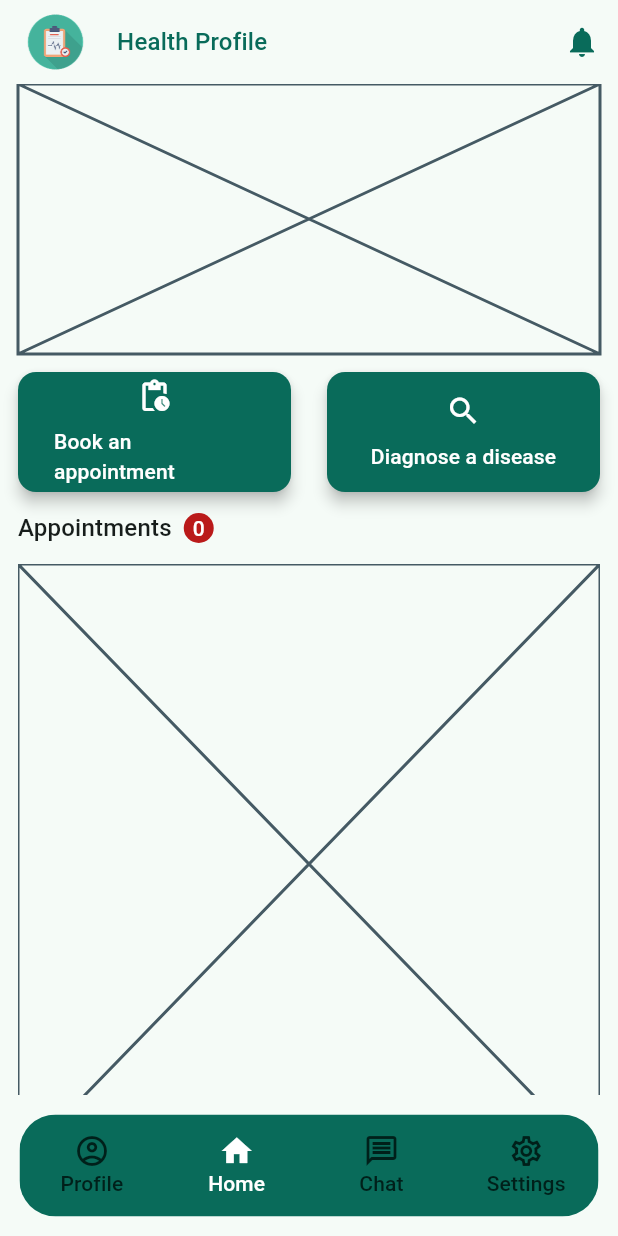
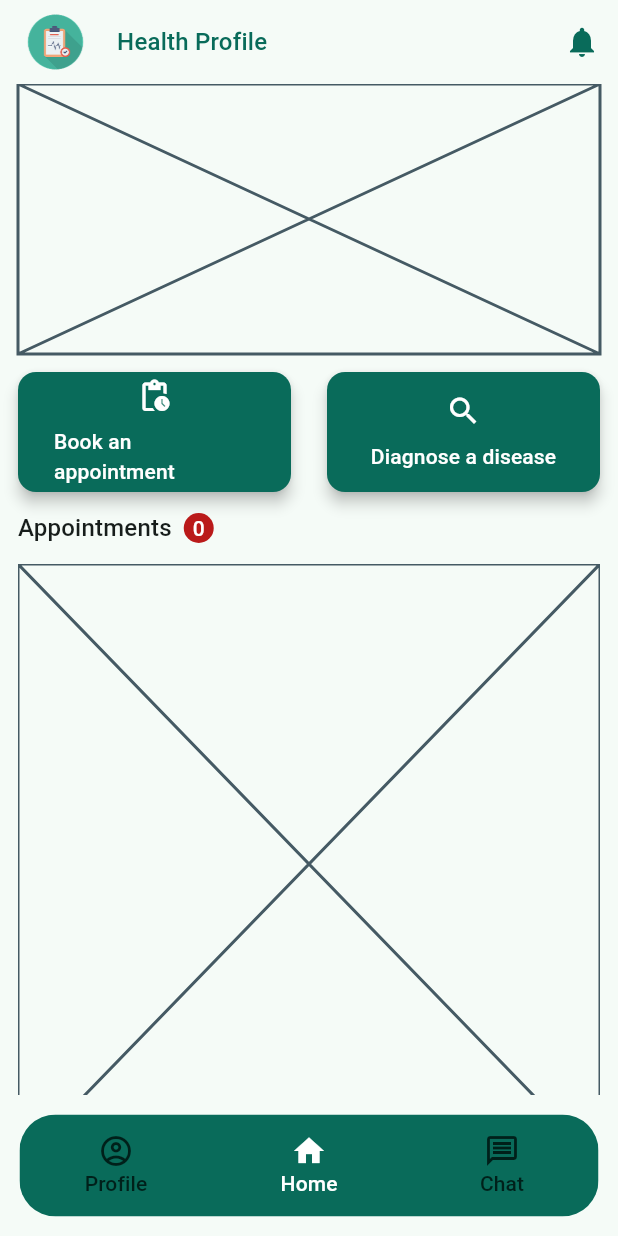
Before and after one commit to anhkien7780/health_profile, a Flutter app: the HomeChildPage screen opened directly, on a phone screen of 412 x 824 dp. Run offline on Flutter 3.47's test engine with Material 3 defaults, Android fonts, the phone set to English and light mode, and no system bars; drawn by our look-alikes of loader_overlay; our stand-ins replace equatable, flutter_bloc, flutter_svg, go_router, google_fonts, shared_preferences and 1 more; accounts and stored records are empty; generated files the repository leaves out were written again; statements that could not run were skipped.

Commit message:
fix: delete menu page

```diff
--- a/lib/l10n/intl_en.arb
+++ b/lib/l10n/intl_en.arb
@@ -23,7 +23,6 @@
   "profile": "Profile",
   "home": "Home",
   "chat": "Chat",
-  "settings": "Settings",
   "homeTitle": "Home",
   "bookAppointment": "Book an appointment",
   "diagnoseDisease": "Diagnose a disease",
--- a/lib/l10n/intl_vi.arb
+++ b/lib/l10n/intl_vi.arb
@@ -43,6 +43,5 @@
   "registerButton": "Đăng ký",
   "save": "Lưu",
   "security": "Bảo mật",
-  "settings": "Cài đặt",
   "skip": "Bỏ qua"
 }
--- a/lib/ui/widgets/navigation_bar/app_bottom_navigation_bar.dart
+++ b/lib/ui/widgets/navigation_bar/app_bottom_navigation_bar.dart
@@ -37,10 +37,6 @@ class AppBottomNavigationBar extends StatelessWidget {
               icon: Icons.message_outlined,
               label: S.of(context).chat,
             ),
-            DestinationItem(
-              icon: Icons.settings_outlined,
-              label: S.of(context).settings,
-            ),
           ],
         ),
       ),
```
